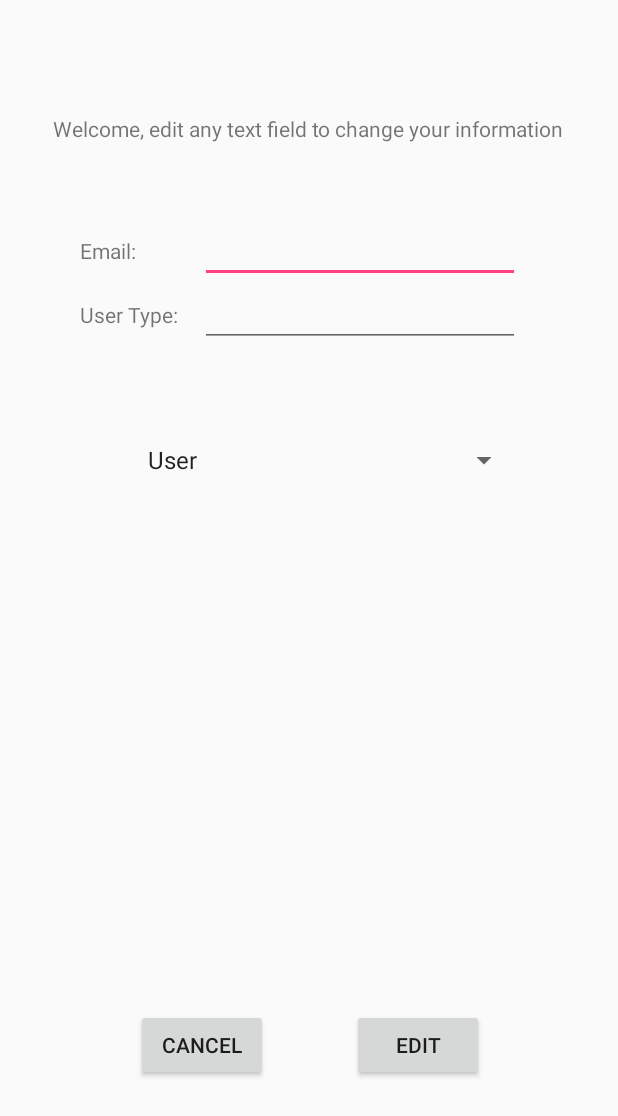
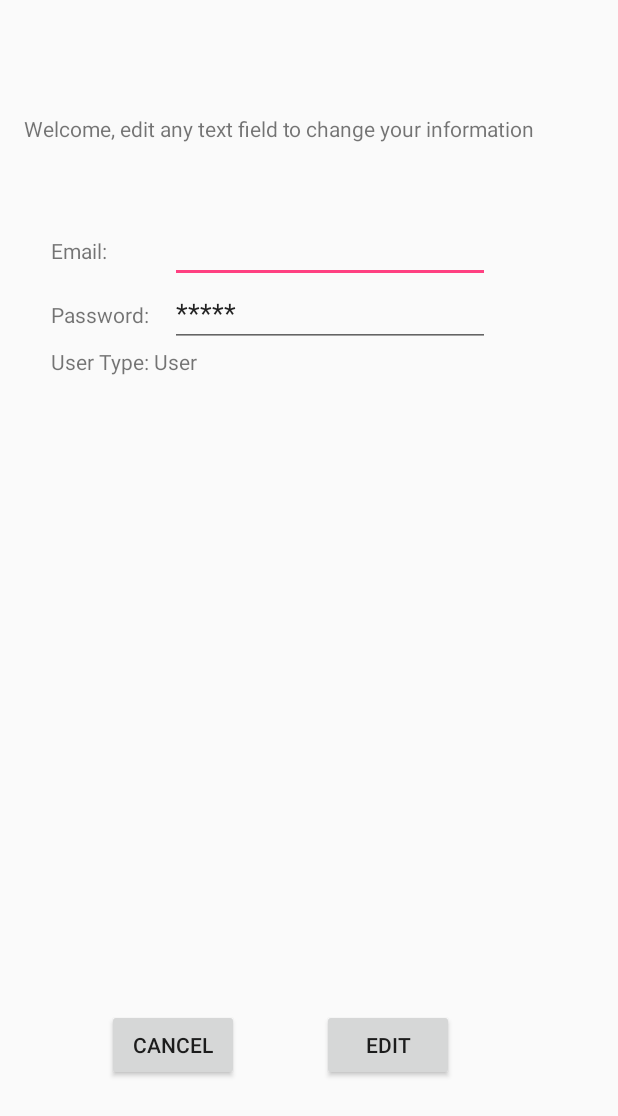
Before and after one commit to zcheshire/cs2340, an Android app: the SettingsActivity screen opened directly, with no data from a screen before it, on a phone screen of 412 x 824 dp. Shown: the top 1116 px of the screen. Run offline under Robolectric (Android 15) with nearby library versions, the phone set to English and light mode, and no system bars.

Commit message:
Finished m5

```diff
--- a/Water/app/src/main/java/com/gitrekt/water/controller/HomeActivity.java
+++ b/Water/app/src/main/java/com/gitrekt/water/controller/HomeActivity.java
@@ -27,7 +27,7 @@ public class HomeActivity extends AppCompatActivity {
         loginMessage = (TextView) findViewById(R.id.loginMessage);
         logoutButton = (Button) findViewById(R.id.logoutButton);
 
-        loginMessage.setText("Welcome, " + model.getCurrentUser().getUserName() + "!");
+        loginMessage.setText("Welcome !");
     }
 
     //Overriding back so user can't return to login screen without logging out
--- a/Water/app/src/main/java/com/gitrekt/water/controller/SettingsActivity.java
+++ b/Water/app/src/main/java/com/gitrekt/water/controller/SettingsActivity.java
@@ -10,6 +10,7 @@ import android.view.View;
 import android.widget.ArrayAdapter;
 import android.widget.EditText;
 import android.widget.Spinner;
+import android.widget.TextView;
 
 import com.gitrekt.water.R;
 import com.gitrekt.water.model.Model;
@@ -17,14 +18,22 @@ import com.gitrekt.water.model.User;
 import com.gitrekt.water.model.UserType;
 
 import java.util.ArrayList;
+/*
 
+Controller for the setting activity
+
+
+
+
+ */
 public class SettingsActivity extends AppCompatActivity {
 
     private Model model;
-
+    private TextView textView5;
+    private TextView userTypeLabel;
     private EditText emailField;
     private EditText passwordField;
-    private Spinner selectedType;
+   // private Spinner selectedType;
 
     ArrayAdapter<UserType> userTypeAdapter;
 
@@ -39,30 +48,48 @@ public class SettingsActivity extends AppCompatActivity {
 
         //Get references to the view objects we interface with
         emailField = (EditText) findViewById(R.id.editEmail);
+        emailField.setText(model.getCurrentUser().getUserName());
         passwordField = (EditText) findViewById(R.id.editPassword);
+        passwordField.setText("*****");
+        textView5 = (TextView) findViewById(R.id.textView5);
+        userTypeLabel = (TextView) findViewById(R.id.userTypeLabel);
+        userTypeLabel.setText("User Type: " + model.getCurrentUser().getUserType());
 
-        selectedType = (Spinner) findViewById(R.id.userTypeSpinner);
-        userTypeAdapter =
-                new ArrayAdapter<UserType>(this, android.R.layout.simple_spinner_item, UserType.values());
+        //selectedType = (Spinner) findViewById(R.id.userTypeSpinner);
+        //userTypeAdapter =
+           //     new ArrayAdapter<UserType>(this, android.R.layout.simple_spinner_item, UserType.values());
 
-        userTypeAdapter.setDropDownViewResource(android.R.layout.simple_spinner_dropdown_item);
+        //userTypeAdapter.setDropDownViewResource(android.R.layout.simple_spinner_dropdown_item);
 
-        selectedType.setAdapter(userTypeAdapter);
+       // selectedType.setAdapter(userTypeAdapter);
     }
+    /*
+
+    goes to previous view
+    @param view view the user is on
+
+     */
     public void cancelEdit(View view) {
         //Just return to the parent activity (main activity)
         this.onBackPressed();
     }
+    /*
+    Edits the users account
+    @param view view the user is on
+
+
+     */
     public void performEdit(View view) {
         User _user = model.getCurrentUser();
 
-        emailField.setText(_user.getUserName());
-        passwordField.setText(_user.getPassWord());
-        selectedType.setSelection(userTypeAdapter.getPosition(_user.getUserType()));
+        ArrayList<User> uList = model.getUserList();
 
-        ArrayList<User> uList = model.getUserList();
+        String pass = passwordField.getText().toString();
+        String check = emailField.getText().toString();
+
+
             for (User u: uList) {
-            if (_user.getUserName().equals(u.getUserName())) {
+                if (check.equals(u.getUserName())) {
 
                     //If username is taken, then notify user
                     Context context = view.getContext();
@@ -85,14 +112,17 @@ public class SettingsActivity extends AppCompatActivity {
 
 
             }
+
+
         model.removeUser(_user);
 
-        _user = new User(emailField.getText().toString(),
-                passwordField.getText().toString(),
-                (UserType) selectedType.getSelectedItem());
+        _user = new User(check, pass, model.getCurrentUser().getUserType());
+        model.setCurrentUser(_user);
+        emailField.setText(_user.getUserName());
+        passwordField.setText(_user.getPassWord());
+        model.addUser(_user);
+        textView5.setText("Username Changed to " + _user.getUserName() + " and profile has been updated.");
+        System.out.print("Username Changed!");
 
-        model.addUser(_user);
-        model.setCurrentUser(_user);
-        finish();
     }
 }
--- a/Water/app/src/main/java/com/gitrekt/water/model/UserType.java
+++ b/Water/app/src/main/java/com/gitrekt/water/model/UserType.java
@@ -2,6 +2,7 @@ package com.gitrekt.water.model;
 
 /**
  * Created by John on 2/21/2017.
+ * Types of different users on the system
  */
 
 public enum UserType {
--- a/Water/app/src/main/res/layout/activity_settings.xml
+++ b/Water/app/src/main/res/layout/activity_settings.xml
@@ -2,13 +2,13 @@
 <RelativeLayout xmlns:android="http://schemas.android.com/apk/res/android"
     xmlns:tools="http://schemas.android.com/tools"
     android:id="@+id/activity_settings"
-    android:layout_width="match_parent"
     android:layout_height="match_parent"
     android:paddingBottom="@dimen/activity_vertical_margin"
     android:paddingLeft="@dimen/activity_horizontal_margin"
     android:paddingRight="@dimen/activity_horizontal_margin"
     android:paddingTop="@dimen/activity_vertical_margin"
-    tools:context="com.gitrekt.water.controller.SettingsActivity">
+    tools:context="com.gitrekt.water.controller.SettingsActivity"
+    android:layout_width="wrap_content">
 
     <TextView
         android:text="Welcome, edit any text field to change your information"
@@ -32,7 +32,7 @@
         android:id="@+id/textView6" />
 
     <TextView
-        android:text="User Type:"
+        android:text="Password:"
         android:layout_width="wrap_content"
         android:layout_height="wrap_content"
         android:layout_below="@+id/textView6"
@@ -89,14 +89,13 @@
         android:layout_toRightOf="@+id/textView6"
         android:layout_toEndOf="@+id/textView6" />
 
-    <Spinner
+    <TextView
+        android:text="TextView"
+        android:layout_width="wrap_content"
         android:layout_height="wrap_content"
-        android:id="@+id/userTypeSpinner"
-        android:layout_width="match_parent"
+        android:id="@+id/userTypeLabel"
         android:layout_below="@+id/editPassword"
-        android:layout_marginTop="63dp"
-        android:layout_alignLeft="@+id/button2"
-        android:layout_alignStart="@+id/button2"
-        android:layout_alignRight="@+id/editPassword"
-        android:layout_alignEnd="@+id/editPassword" />
+        android:layout_alignLeft="@+id/textView7"
+        android:layout_alignStart="@+id/textView7" />
+
 </RelativeLayout>
```
Also changed, not shown: Water/app/src/main/java/com/gitrekt/water/controller/RegisterActivity.java (+15 -0 lines). Lines whose indentation alone changed are shown as unchanged.
